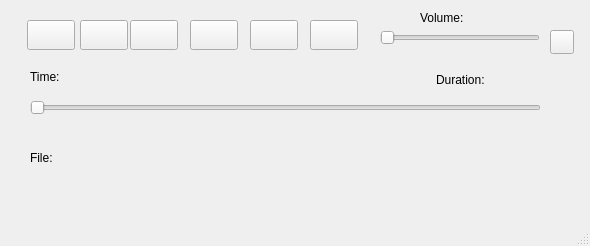
SergeyKurnosov/QT_Projects, file mainwindow.ui: the form before one commit.
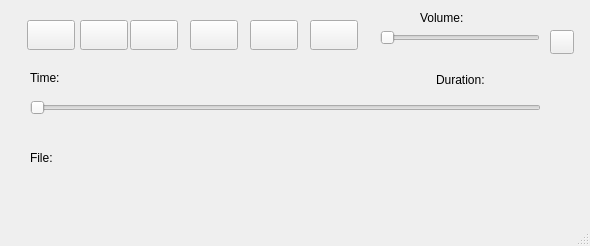
The form after the commit. Icons and pictures are not drawn.

Patch:
```diff
--- a/mainwindow.ui
+++ b/mainwindow.ui
@@ -224,8 +224,8 @@
      <rect>
       <x>30</x>
       <y>70</y>
-      <width>47</width>
-      <height>13</height>
+      <width>141</width>
+      <height>16</height>
      </rect>
     </property>
     <property name="text">
```
